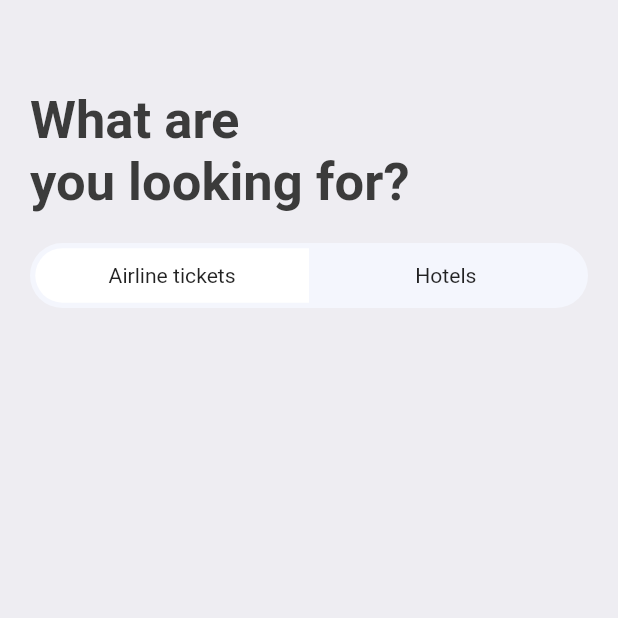
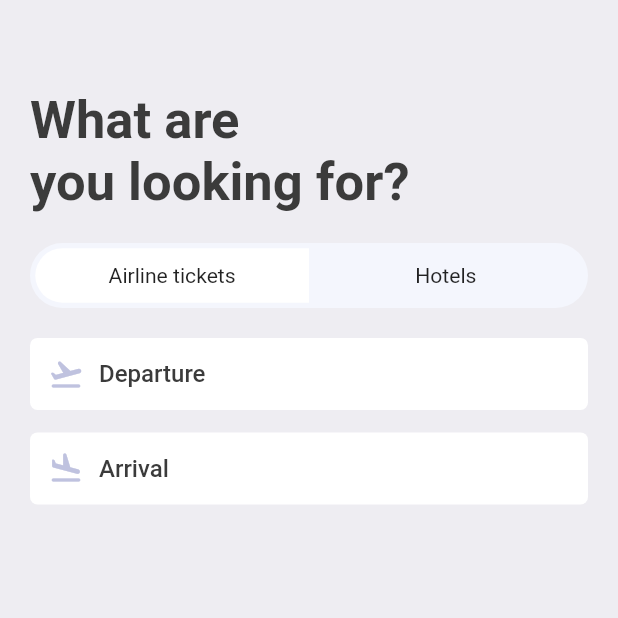
Before and after one commit to TOUFIK-Taha98/booktickets, a Flutter app: the SearchScreen screen opened directly, on a phone screen of 412 x 824 dp, the top half of it. Run offline on Flutter 3.47's test engine with Material 2 defaults, Android fonts, the phone set to English and light mode, and no system bars; our stand-ins replace fluentui_icons, gap, get.

Commit message:
Create a reusable icon text and call it in the search screen

```diff
--- a/lib/screens/search_screen.dart
+++ b/lib/screens/search_screen.dart
@@ -1,5 +1,6 @@
 import 'package:booktickets/utils/app_layout.dart';
 import 'package:booktickets/utils/app_styles.dart';
+import 'package:booktickets/widgets/icon_text_widget.dart';
 import 'package:flutter/material.dart';
 import 'package:gap/gap.dart';
 
@@ -61,6 +62,16 @@ class SearchScreen extends StatelessWidget {
                 ],
               ),
             ),
+          ),
+          Gap(AppLayout.getHeight(20)),
+          const AppIconText(
+            icon: Icons.flight_takeoff_rounded,
+            text: "Departure",
+          ),
+          Gap(AppLayout.getHeight(15)),
+          const AppIconText(
+            icon: Icons.flight_land_rounded,
+            text: "Arrival",
           )
         ],
       ),
--- /dev/null
+++ b/lib/widgets/icon_text_widget.dart
@@ -0,0 +1,28 @@
+import 'package:booktickets/utils/app_layout.dart';
+import 'package:booktickets/utils/app_styles.dart';
+import 'package:flutter/material.dart';
+import 'package:gap/gap.dart';
+
+class AppIconText extends StatelessWidget {
+  final IconData icon;
+  final String text;
+  const AppIconText({super.key, required this.icon, required this.text});
+
+  @override
+  Widget build(BuildContext context) {
+    return Container(
+      padding: EdgeInsets.symmetric(
+          vertical: AppLayout.getWidth(12), horizontal: AppLayout.getWidth(12)),
+      decoration: BoxDecoration(
+          color: Colors.white,
+          borderRadius: BorderRadius.circular(AppLayout.getWidth(5))),
+      child: Row(
+        children: [
+          Icon(icon, color: Color(0xFFBFC2DF)),
+          Gap(AppLayout.getWidth(10)),
+          Text(text, style: Styles.textStyle)
+        ],
+      ),
+    );
+  }
+}
```
